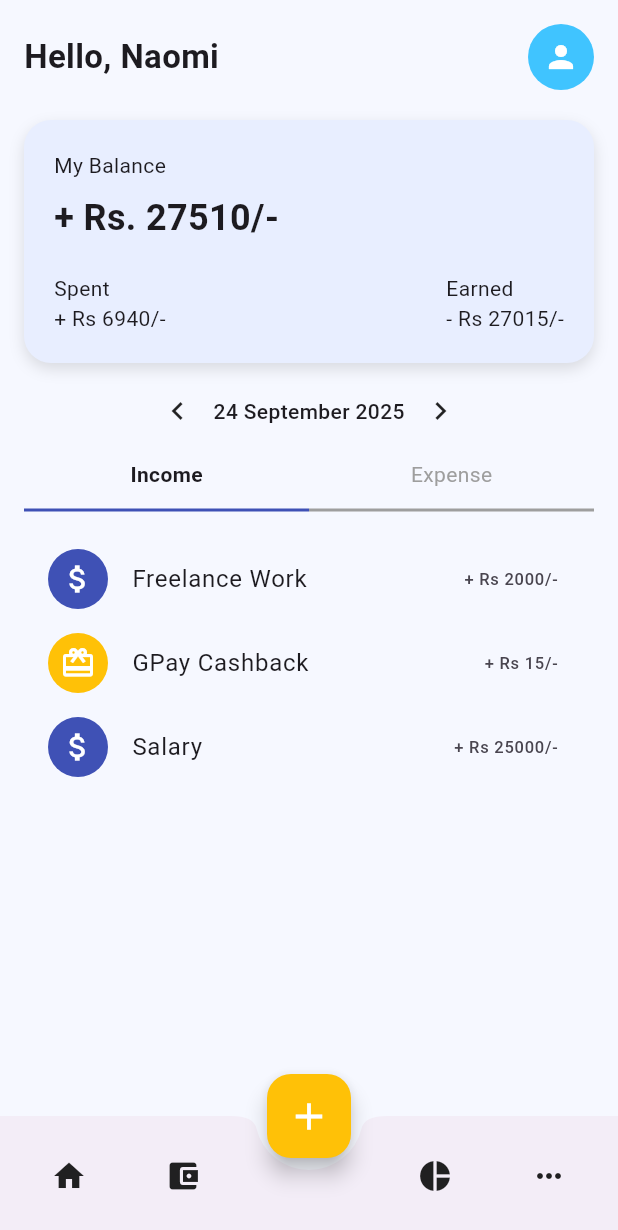
After one commit to FAR-SANA/budget-tracker, a Flutter app: the HomeScreen screen opened directly, on a phone screen of 412 x 824 dp. The commit adds this screen. Shown: the top 1230 px of the screen. Run offline on Flutter 3.47's test engine with Material 3 defaults, Android fonts, the phone set to English and light mode, and no system bars.

Commit message:
Updated main.dart and added login/home screens

```diff
--- a/lib/main.dart
+++ b/lib/main.dart
@@ -10,10 +10,9 @@ class BudgeeApp extends StatelessWidget {
 
   @override
   Widget build(BuildContext context) {
-    return MaterialApp(
+    return const MaterialApp(
       debugShowCheckedModeBanner: false,
-      title: 'Budgee',
-      home: const LoginScreen(),
+      home: LoginScreen(), // STARTS WITH LOGIN
     );
   }
 }
--- /dev/null
+++ b/lib/screens/home_screen.dart
@@ -0,0 +1,191 @@
+import 'package:flutter/material.dart';
+
+class HomeScreen extends StatelessWidget {
+  const HomeScreen({super.key});
+
+  @override
+  Widget build(BuildContext context) {
+    return Scaffold(
+      backgroundColor: const Color(0xFFF6F8FF),
+      floatingActionButton: FloatingActionButton(
+        backgroundColor: Colors.amber,
+        onPressed: () {},
+        child: const Icon(Icons.add, color: Colors.white, size: 30),
+      ),
+      floatingActionButtonLocation: FloatingActionButtonLocation.centerDocked,
+      bottomNavigationBar: _bottomNav(),
+      body: SafeArea(
+        child: Padding(
+          padding: const EdgeInsets.all(16),
+          child: Column(
+            crossAxisAlignment: CrossAxisAlignment.start,
+            children: [
+              _header(),
+              const SizedBox(height: 20),
+              _balanceCard(),
+              const SizedBox(height: 20),
+              _dateSelector(),
+              const SizedBox(height: 20),
+              _tabs(),
+              const SizedBox(height: 10),
+              _transactionList(),
+            ],
+          ),
+        ),
+      ),
+    );
+  }
+
+  // Header
+  Widget _header() {
+    return Row(
+      mainAxisAlignment: MainAxisAlignment.spaceBetween,
+      children: const [
+        Text(
+          "Hello, Naomi",
+          style: TextStyle(fontSize: 22, fontWeight: FontWeight.bold),
+        ),
+        CircleAvatar(
+          radius: 22,
+          backgroundColor: Colors.lightBlueAccent,
+          child: Icon(Icons.person, color: Colors.white),
+        )
+      ],
+    );
+  }
+
+  // Balance Card
+  Widget _balanceCard() {
+    return Container(
+      padding: const EdgeInsets.all(20),
+      decoration: BoxDecoration(
+        color: const Color(0xFFE8EEFF),
+        borderRadius: BorderRadius.circular(18),
+        boxShadow: [
+          BoxShadow(
+            color: Colors.black12,
+            blurRadius: 8,
+            offset: Offset(0, 4),
+          )
+        ],
+      ),
+      child: Column(
+        crossAxisAlignment: CrossAxisAlignment.start,
+        children: [
+          const Text("My Balance"),
+          const SizedBox(height: 8),
+          const Text(
+            "+ Rs. 27510/-",
+            style: TextStyle(fontSize: 24, fontWeight: FontWeight.bold),
+          ),
+          const SizedBox(height: 20),
+          Row(
+            mainAxisAlignment: MainAxisAlignment.spaceBetween,
+            children: const [
+              Text("Spent\n+ Rs 6940/-"),
+              Text("Earned\n- Rs 27015/-"),
+            ],
+          )
+        ],
+      ),
+    );
+  }
+
+  // Date selector
+  Widget _dateSelector() {
+    return Row(
+      mainAxisAlignment: MainAxisAlignment.center,
+      children: const [
+        Icon(Icons.chevron_left),
+        SizedBox(width: 12),
+        Text(
+          "24 September 2025",
+          style: TextStyle(fontWeight: FontWeight.w500),
+        ),
+        SizedBox(width: 12),
+        Icon(Icons.chevron_right),
+      ],
+    );
+  }
+
+  // Income / Expense Tabs
+  Widget _tabs() {
+    return Row(
+      children: const [
+        Expanded(
+          child: Column(
+            children: [
+              Text("Income", style: TextStyle(fontWeight: FontWeight.bold)),
+              SizedBox(height: 6),
+              Divider(thickness: 2, color: Colors.indigo),
+            ],
+          ),
+        ),
+        Expanded(
+          child: Column(
+            children: [
+              Text("Expense", style: TextStyle(color: Colors.grey)),
+              SizedBox(height: 6),
+              Divider(thickness: 2, color: Colors.grey),
+            ],
+          ),
+        ),
+      ],
+    );
+  }
+
+  // Transaction List
+  Widget _transactionList() {
+    return Expanded(
+      child: ListView(
+        children: const [
+          ListTile(
+            leading: CircleAvatar(
+              backgroundColor: Colors.indigo,
+              child: Icon(Icons.attach_money, color: Colors.white),
+            ),
+            title: Text("Freelance Work"),
+            trailing: Text("+ Rs 2000/-"),
+          ),
+          ListTile(
+            leading: CircleAvatar(
+              backgroundColor: Colors.amber,
+              child: Icon(Icons.card_giftcard, color: Colors.white),
+            ),
+            title: Text("GPay Cashback"),
+            trailing: Text("+ Rs 15/-"),
+          ),
+          ListTile(
+            leading: CircleAvatar(
+              backgroundColor: Colors.indigo,
+              child: Icon(Icons.attach_money, color: Colors.white),
+            ),
+            title: Text("Salary"),
+            trailing: Text("+ Rs 25000/-"),
+          ),
+        ],
+      ),
+    );
+  }
+
+  // Bottom Navigation Bar
+  Widget _bottomNav() {
+    return BottomAppBar(
+      shape: const CircularNotchedRectangle(),
+      notchMargin: 8,
+      child: Padding(
+        padding: const EdgeInsets.symmetric(horizontal: 18),
+        child: Row(
+          mainAxisAlignment: MainAxisAlignment.spaceBetween,
+          children: const [
+            Icon(Icons.home),
+            Icon(Icons.account_balance_wallet),
+            SizedBox(width: 40),
+            Icon(Icons.pie_chart),
+            Icon(Icons.more_horiz),
+          ],
+        ),
+      ),
+    );
+  }
+}
```
